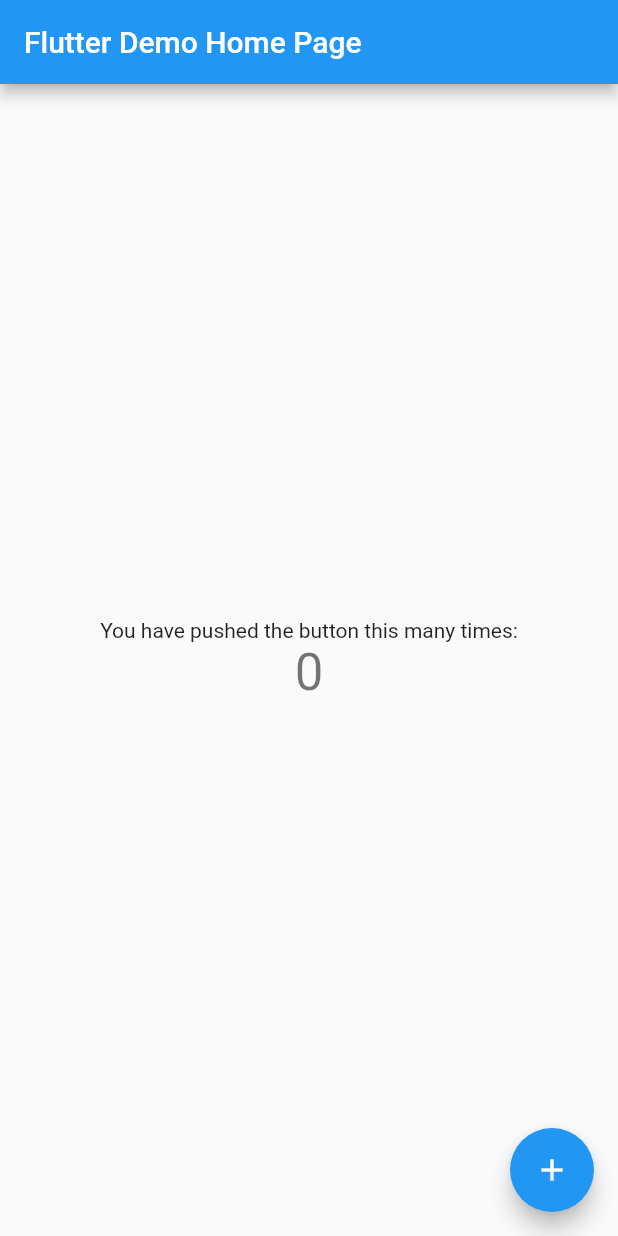
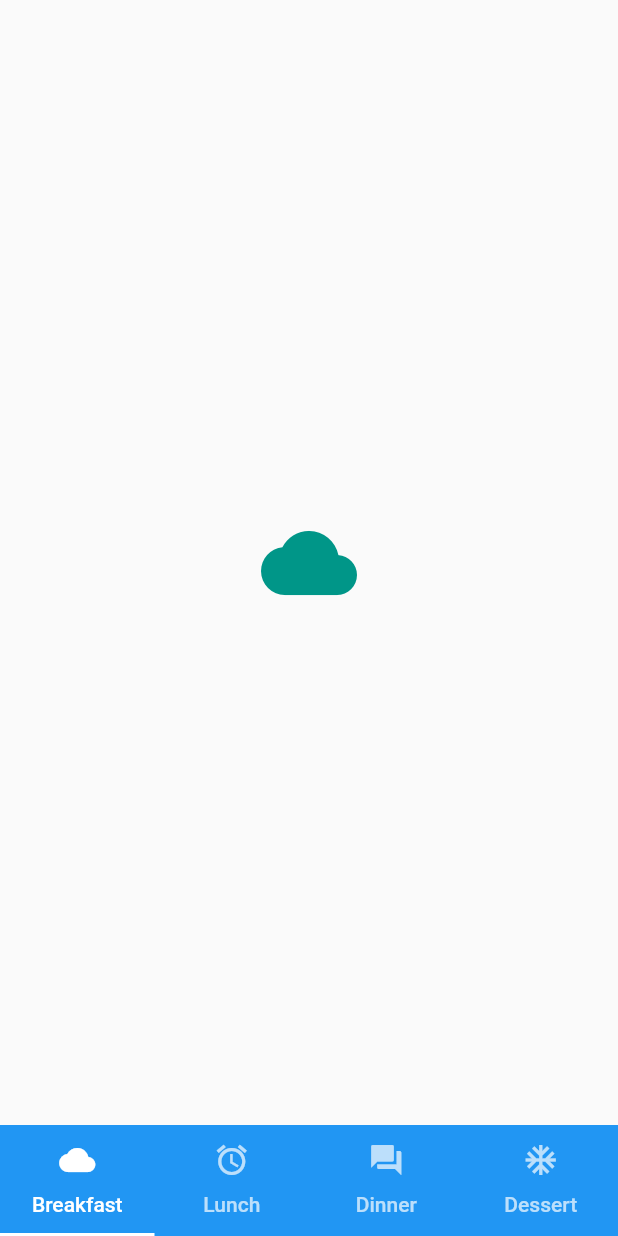
Before and after one commit to Synergy232/recipe_app, a Flutter app: the screen it shows after launch, on a phone screen of 412 x 824 dp. Run offline on Flutter 3.47's test engine with Material 2 defaults, Android fonts, the phone set to English and light mode, and no system bars.

Commit message:
added nav bar

```diff
--- /dev/null
+++ b/recipe_app/lib/BottomNavTabBar.dart
@@ -0,0 +1,60 @@
+import 'package:flutter/material.dart';
+
+class BottomTabbarExample extends StatefulWidget {
+  const BottomTabbarExample({Key key}) : super(key: key);
+
+  @override
+  State<StatefulWidget> createState() => _BottomTabbarExampleState();
+}
+
+class _BottomTabbarExampleState extends State<BottomTabbarExample>
+    with SingleTickerProviderStateMixin {
+  TabController _tabController;
+
+  static const _kTabPages = <Widget>[
+    Center(child: Icon(Icons.cloud, size: 64.0, color: Colors.teal)),
+    Center(child: Icon(Icons.alarm, size: 64.0, color: Colors.cyan)),
+    Center(child: Icon(Icons.forum, size: 64.0, color: Colors.blue)),
+    Center(child: Icon(Icons.ac_unit, size: 64.0, color: Colors.green))
+
+  ];
+  static const _kTabs = <Tab>[
+    Tab(icon: Icon(Icons.cloud), text: 'Breakfast'),
+    Tab(icon: Icon(Icons.alarm), text: 'Lunch'),
+    Tab(icon: Icon(Icons.forum), text: 'Dinner'),
+    Tab(icon: Icon(Icons.ac_unit), text: 'Dessert')
+  ];
+
+  @override
+  void initState() {
+    super.initState();
+    _tabController = TabController(
+      length: _kTabPages.length,
+      vsync: this,
+    );
+  }
+
+  @override
+  void dispose() {
+    _tabController.dispose();
+    super.dispose();
+  }
+
+  @override
+  Widget build(BuildContext context) {
+    return Scaffold(
+      appBar: null,
+      body: TabBarView(
+        children: _kTabPages,
+        controller: _tabController,
+      ),
+      bottomNavigationBar: Material(
+        color: Colors.blue,
+        child: TabBar(
+          tabs: _kTabs,
+          controller: _tabController,
+        ),
+      ),
+    );
+  }
+}
--- a/recipe_app/lib/main.dart
+++ b/recipe_app/lib/main.dart
@@ -1,11 +1,12 @@
 import 'package:flutter/material.dart';
-
+import 'BottomNavTabBar.dart';
 void main() => runApp(MyApp());
 
 class MyApp extends StatelessWidget {
   @override
   Widget build(BuildContext context) {
     return MaterialApp(
+      debugShowCheckedModeBanner: false,
       title: 'Flutter Demo',
       theme: ThemeData(
         primarySwatch: Colors.blue,
@@ -34,29 +35,6 @@ class _MyHomePageState extends State<MyHomePage> {
 
   @override
   Widget build(BuildContext context) {
-    return Scaffold(
-      appBar: AppBar(
-        title: Text(widget.title),
-      ),
-      body: Center(
-        child: Column(
-          mainAxisAlignment: MainAxisAlignment.center,
-          children: <Widget>[
-            Text(
-              'You have pushed the button this many times:',
-            ),
-            Text(
-              '$_counter',
-              style: Theme.of(context).textTheme.display1,
-            ),
-          ],
-        ),
-      ),
-      floatingActionButton: FloatingActionButton(
-        onPressed: _incrementCounter,
-        tooltip: 'Increment',
-        child: Icon(Icons.add),
-      ),
-    );
+    return BottomTabbarExample();
   }
 }
```
